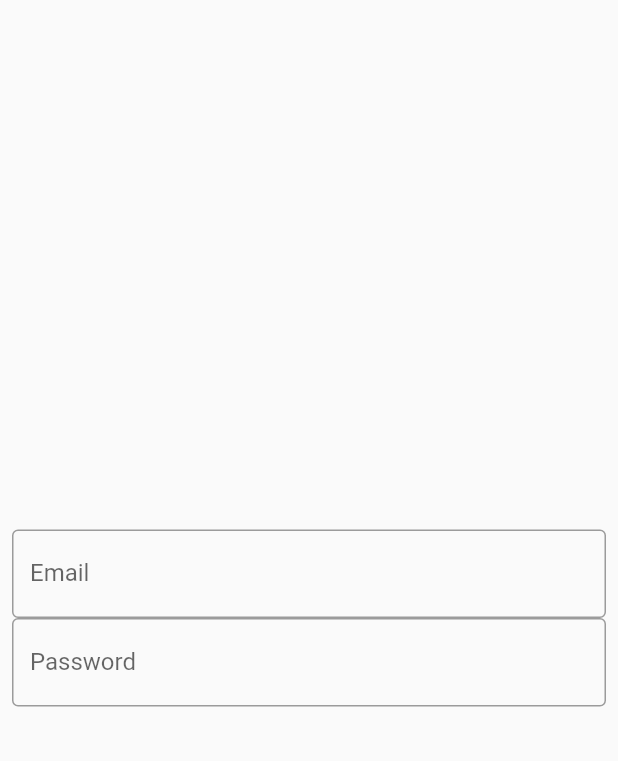
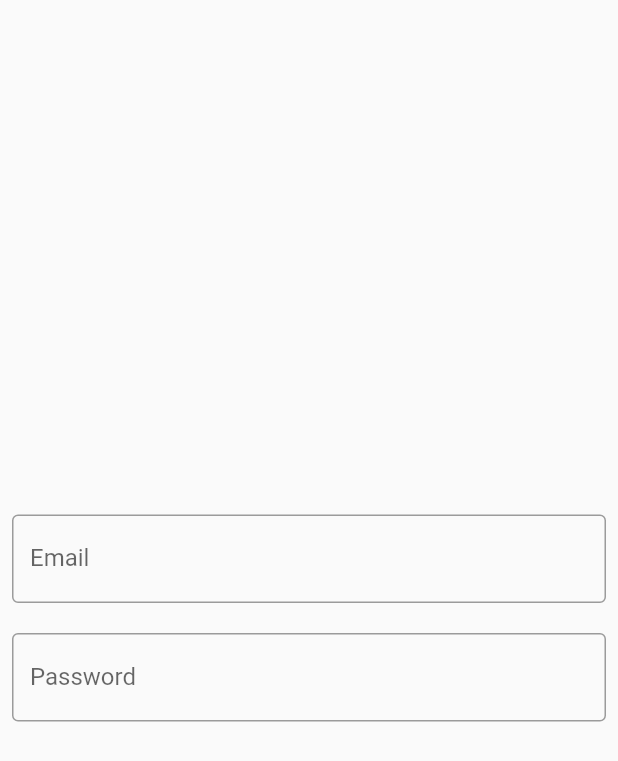
Before and after one commit to thomasbalmant/primandoWithFlutter, a Flutter app: the screen it shows after launch, on a phone screen of 412 x 824 dp. Shown: the top 761 px of the screen. Run offline on Flutter 3.47's test engine with Material 2 defaults, Android fonts, the phone set to English and light mode, and no system bars; missing offline and left inert: dart:html.

Commit message:
bug button

```diff
--- a/lib/login_page.dart
+++ b/lib/login_page.dart
@@ -1,4 +1,6 @@
+import 'dart:html';
 import 'package:flutter/material.dart';
+import 'package:flutter/cupertino.dart';
 
 class LoginPage extends StatefulWidget {
   @override
@@ -8,19 +10,23 @@ class LoginPage extends StatefulWidget {
 class _LoginPageState extends State<LoginPage> {
   @override
   Widget build(BuildContext context) {
-    return Material(
+    return Scaffold(
+        body: SingleChildScrollView(
       child: SizedBox(
-      width: double.infinity,
-      height: double.infinity,
+        width: MediaQuery.of(context).size.width,
+        height: MediaQuery.of(context).size.height,
         child: Padding(
           padding: const EdgeInsets.all(8.0),
           child: Column(
             mainAxisAlignment: MainAxisAlignment.center,
-          children: [
+            children: const [
               TextField(
                 keyboardType: TextInputType.emailAddress,
                 decoration: InputDecoration(
                     labelText: 'Email', border: OutlineInputBorder()),
+              ),
+              SizedBox(
+                height: 20,
               ),
               TextField(
                 obscureText: true,
@@ -32,6 +38,7 @@ class _LoginPageState extends State<LoginPage> {
             ],
           ),
         ),
+      ),
     ));
   }
 }
```
Lines whose indentation alone changed are shown as unchanged.
